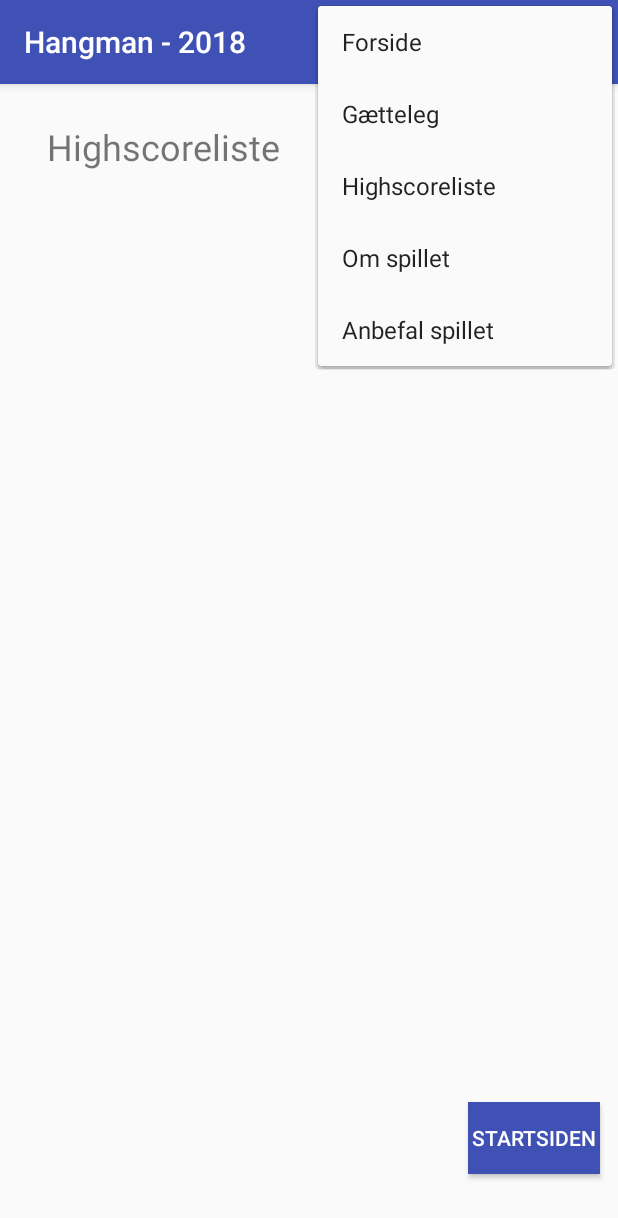
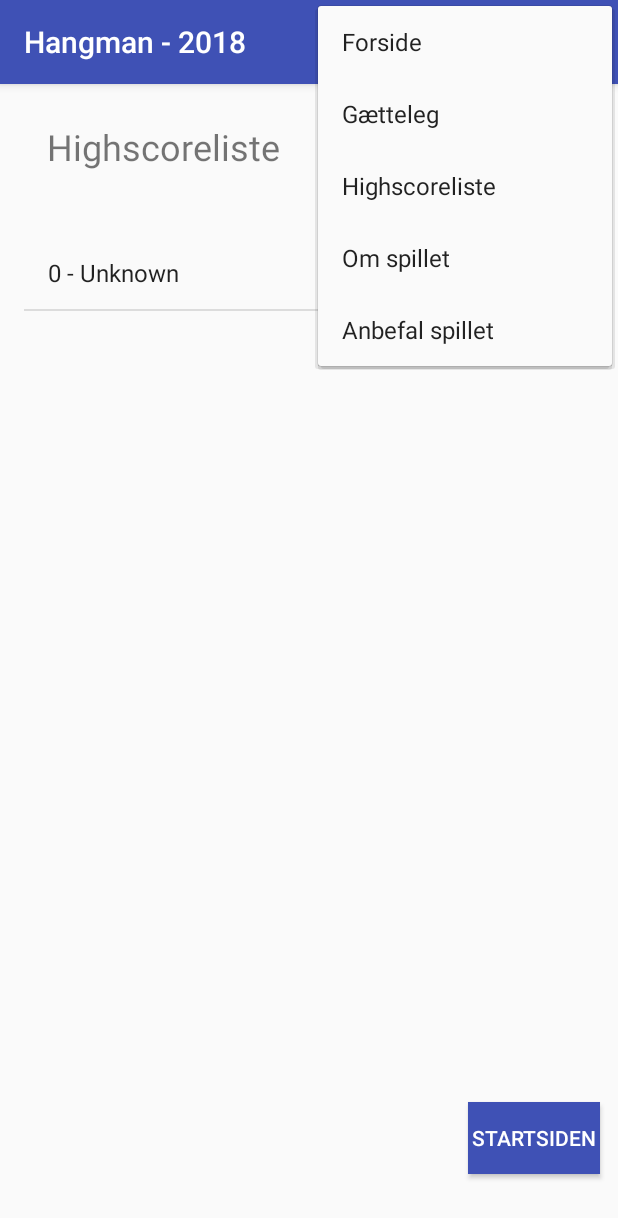
Before and after one commit to nicovahman/SplashProjekt, an Android app: the Highscore screen opened directly, with no data from a screen before it, with the options menu open, on a phone screen of 412 x 824 dp. Shown: the top 1218 px of the screen. Run offline under Robolectric (Android 15) with nearby library versions, the phone set to English and light mode, and no system bars; network calls fail.

Commit message:
Navnet på spilleren er nu tilføjet til highscoren.

```diff
--- a/app/src/main/java/com/example/nicolasvahman/splashprojekt/Highscore.java
+++ b/app/src/main/java/com/example/nicolasvahman/splashprojekt/Highscore.java
@@ -50,22 +50,24 @@ public class Highscore extends AppCompatActivity {
     }
 
     public void læsHighscore(){
-        ArrayList<Integer> highsScoreArrayList = new ArrayList<Integer>();
+        ArrayList<String> highsScoreArrayList = new ArrayList<>();
 
         SharedPreferences sharedPreferences = PreferenceManager.getDefaultSharedPreferences(this);
         scoreCounter = sharedPreferences.getInt("prefCount", 0);
+        String spillernavn = sharedPreferences.getString("prefCountName", "Unknown");
 
         Log.d("LOL - HIGHSCORE", "Score Count: " + scoreCounter);
 
         for(int i = 0; i < scoreCounter; i++){
-            score =  sharedPreferences.getInt(String.valueOf("highScorePref" + i), 0);
+            score =  sharedPreferences.getInt(String.valueOf("highScorePref" + (scoreCounter-1)), 0);
             Log.d("LOL - HIGHSCORE", "Score: " + score);
-            highsScoreArrayList.add(score);
         }
+        highsScoreArrayList.add(score + " - " + spillernavn);
+
         Collections.sort(highsScoreArrayList);
         Collections.reverse(highsScoreArrayList);
 
-        ArrayAdapter<Integer> arrayAdapter = new ArrayAdapter<Integer>(this, android.R.layout.simple_list_item_1, highsScoreArrayList);
+        ArrayAdapter<String> arrayAdapter = new ArrayAdapter<>(this, android.R.layout.simple_list_item_1, highsScoreArrayList);
         listView.setAdapter(arrayAdapter);
     }
 
--- a/app/src/main/res/layout/activity_home.xml
+++ b/app/src/main/res/layout/activity_home.xml
@@ -13,8 +13,8 @@
         android:layout_height="256dp"
         android:layout_alignTop="@+id/emneTilmailen"
         android:layout_alignEnd="@+id/textView4"
-        android:layout_marginTop="-45dp"
-        android:layout_marginEnd="-6dp"
+        android:layout_marginTop="-93dp"
+        android:layout_marginEnd="-4dp"
         android:src="@drawable/hangmangif"
         app:layout_constraintEnd_toEndOf="parent"
         app:layout_constraintHorizontal_bias="0.618"
```
Also changed, not shown: app/src/main/java/com/example/nicolasvahman/splashprojekt/HomeActivity.java (+4 -4 lines), app/src/main/java/com/example/nicolasvahman/splashprojekt/TheGame.java (+4 -5 lines).
